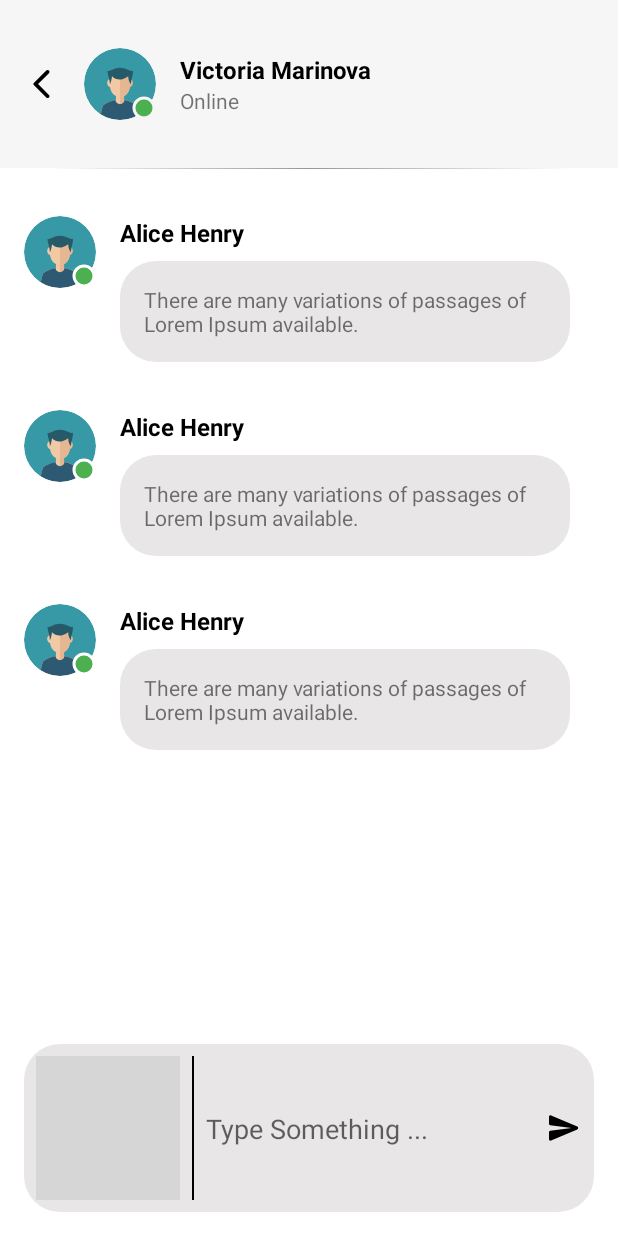
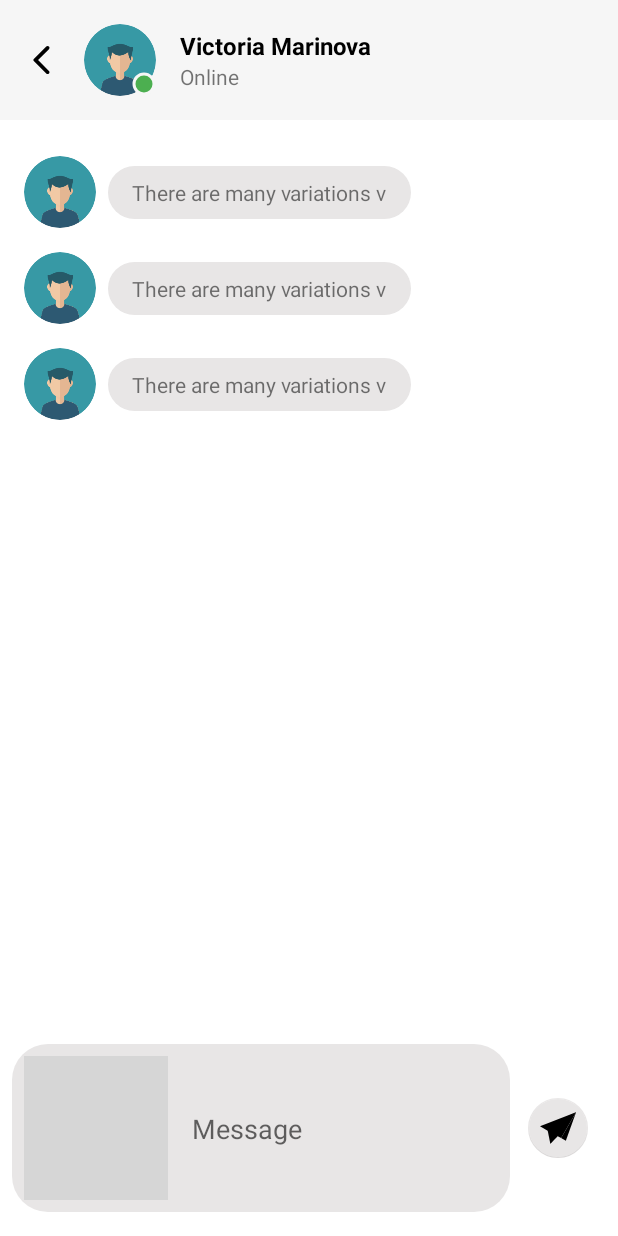
Before and after one commit to alexandermalinov/connection, an Android app: the layout fragment_connection_chat.xml on its own in the app's theme, with its tools: preview values and no code run, on a phone screen of 412 x 824 dp. Run offline under Robolectric (Android 15) with nearby library versions, the light colour scheme and no system bars; grey boxes are pictures that could not be loaded.

Commit message:
added normal chat behaviour

```diff
--- a/app/src/main/java/com/connection/ui/connectionchat/ConnectionChatFragment.kt
+++ b/app/src/main/java/com/connection/ui/connectionchat/ConnectionChatFragment.kt
@@ -13,6 +13,7 @@ import com.connection.databinding.FragmentLoginBinding
 import com.connection.ui.base.BaseFragment
 import com.connection.ui.login.LoginViewModel
 import com.connection.ui.message.MessageAdapter
+import com.connection.utils.common.Constants.POSITION_START
 import dagger.hilt.android.AndroidEntryPoint
 
 
@@ -36,6 +37,7 @@ class ConnectionChatFragment : BaseFragment<FragmentConnectionChatBinding>() {
                 reverseLayout = true
                 stackFromEnd = true
             }
+            scrollToPosition(POSITION_START)
         }
     }
 
@@ -45,6 +47,7 @@ class ConnectionChatFragment : BaseFragment<FragmentConnectionChatBinding>() {
                 model = uiModel
                 (recyclerViewChat.adapter as MessageAdapter)
                     .submitList(uiModel.messages)
+                recyclerViewChat.smoothScrollToPosition(POSITION_START)
             }
         }
     }
--- a/app/src/main/java/com/connection/ui/message/MessageAdapter.kt
+++ b/app/src/main/java/com/connection/ui/message/MessageAdapter.kt
@@ -66,6 +66,6 @@ class MessageAdapter(val presenter: ConnectionChatPresenter) :
 
     override fun getItemViewType(position: Int) = when (this.currentList[position]) {
         is LoggedUserMessageUiModel -> MESSAGE_BY_LOGGED_USER
-        is SenderUserMessageUiModel -> MESSAGE_BY_SENDER_USER
+        else -> MESSAGE_BY_SENDER_USER
     }
 }
--- a/app/src/main/java/com/connection/utils/common/Constants.kt
+++ b/app/src/main/java/com/connection/utils/common/Constants.kt
@@ -10,6 +10,7 @@ object Constants {
     const val EMPTY = ""
     const val INVALID_ID = 0L
     const val INVALID_RES = 0
+    const val POSITION_START = 0
 
     // Delays
     const val SPLASH_SCREEN_DELAY = 2 * 1000L
@@ -26,4 +27,7 @@ object Constants {
 
     // Navigation Models
     const val HEADER_MODEL = "header_model"
+
+    // Extra data
+    const val EXTRA_DATA_PICTURE = "picture"
 }
--- a/app/src/main/res/drawable/ic_rounded_rectangle_grey.xml
+++ b/app/src/main/res/drawable/ic_rounded_rectangle_grey.xml
@@ -1,6 +1,6 @@
 <?xml version="1.0" encoding="utf-8"?>
 <shape xmlns:android="http://schemas.android.com/apk/res/android"
     android:shape="rectangle">
-    <solid android:color="#E8E6E6" />
+    <solid android:color="@color/dark_grey" />
     <corners android:radius="@dimen/radius_large" />
 </shape>
--- a/app/src/main/res/drawable/ic_send.xml
+++ b/app/src/main/res/drawable/ic_send.xml
@@ -1,9 +1,21 @@
 <vector xmlns:android="http://schemas.android.com/apk/res/android"
-    android:width="24dp"
-    android:height="24dp"
-    android:viewportWidth="24"
-    android:viewportHeight="24">
+    android:width="48dp"
+    android:height="48dp"
+    android:viewportWidth="512"
+    android:viewportHeight="512">
   <path
-      android:pathData="M3.4,20.4l17.45,-7.48c0.81,-0.35 0.81,-1.49 0,-1.84L3.4,3.6c-0.66,-0.29 -1.39,0.2 -1.39,0.91L2,9.12c0,0.5 0.37,0.93 0.87,0.99L17,12 2.87,13.88c-0.5,0.07 -0.87,0.5 -0.87,1l0.01,4.61c0,0.71 0.73,1.2 1.39,0.91z"
+      android:pathData="M97.478,235.728l49.618,242.514l364.904,-444.484z"
       android:fillColor="@color/black"/>
+  <path
+      android:pathData="M251.837,373.231l-104.741,105.011l17.836,-152.711l66.841,1.829z"
+      android:fillColor="@color/white"/>
+  <path
+      android:pathData="M512,33.758l-402.545,260.513l-109.455,-61.665z"
+      android:fillColor="@color/white"/>
+  <path
+      android:pathData="M512,33.758l-0.529,1.474l-211.225,364.567l-135.314,-74.268z"
+      android:fillColor="@color/white"/>
+  <path
+      android:pathData="M300.246,399.799l211.225,-364.567l-143.945,401.498z"
+      android:fillColor="@color/white"/>
 </vector>
--- a/app/src/main/res/layout/fragment_connection_chat.xml
+++ b/app/src/main/res/layout/fragment_connection_chat.xml
@@ -24,9 +24,9 @@
             android:id="@+id/header"
             android:layout_width="match_parent"
             android:layout_height="wrap_content"
-            android:background="#F6F6F6"
+            android:background="@color/grey"
             android:paddingHorizontal="@dimen/padding_medium"
-            android:paddingVertical="@dimen/padding_large"
+            android:paddingVertical="@dimen/padding_medium"
             app:layout_constraintEnd_toEndOf="parent"
             app:layout_constraintStart_toStartOf="parent"
             app:layout_constraintTop_toTopOf="parent">
@@ -101,21 +101,11 @@
 
         </androidx.constraintlayout.widget.ConstraintLayout>
 
-        <View
-            android:id="@+id/divider"
-            android:layout_width="match_parent"
-            android:layout_height="0.5dp"
-            android:layout_marginHorizontal="@dimen/margin_large"
-            android:background="@drawable/ic_background_gradient"
-            app:layout_constraintEnd_toEndOf="parent"
-            app:layout_constraintStart_toStartOf="parent"
-            app:layout_constraintTop_toBottomOf="@+id/header" />
-
         <androidx.recyclerview.widget.RecyclerView
             android:id="@+id/recycler_view_chat"
             android:layout_width="match_parent"
             android:layout_height="0dp"
-            android:layout_marginHorizontal="@dimen/margin_medium"
+            android:layout_marginHorizontal="@dimen/margin_small"
             android:layout_marginVertical="@dimen/margin_medium"
             app:layout_constraintBottom_toTopOf="@+id/container_message_box"
             app:layout_constraintEnd_toEndOf="parent"
@@ -124,16 +114,17 @@
             app:layout_constraintTop_toBottomOf="@+id/header"
             tools:listitem="@layout/list_item_message_sender_user" />
 
-
         <androidx.constraintlayout.widget.ConstraintLayout
             android:id="@+id/container_message_box"
-            android:layout_width="match_parent"
+            android:layout_width="0dp"
             android:layout_height="wrap_content"
-            android:layout_marginHorizontal="@dimen/margin_medium"
+            android:layout_marginHorizontal="@dimen/margin_small"
             android:layout_marginBottom="@dimen/margin_medium"
             android:background="@drawable/ic_rounded_rectangle_grey"
             android:padding="@dimen/padding_small"
             app:layout_constraintBottom_toBottomOf="parent"
+            app:layout_constraintEnd_toStartOf="@+id/button_send"
+            app:layout_constraintStart_toStartOf="parent"
             app:layout_constraintTop_toBottomOf="@+id/recycler_view_chat">
 
             <ImageView
@@ -146,38 +137,35 @@
                 app:layout_constraintTop_toTopOf="parent"
                 tools:src="@drawable/ic_attach_file" />
 
-            <View
-                android:id="@+id/divider_message"
-                android:layout_width="1dp"
-                android:layout_height="0dp"
-                android:layout_marginStart="@dimen/margin_small"
-                android:background="@color/black"
+            <EditText
+                android:layout_width="0dp"
+                android:layout_height="wrap_content"
+                android:layout_marginHorizontal="@dimen/margin_medium"
+                android:background="@android:color/transparent"
+                android:hint="@string/message"
+                android:text="@={model.message}"
                 app:layout_constraintBottom_toBottomOf="parent"
+                app:layout_constraintEnd_toEndOf="parent"
                 app:layout_constraintStart_toEndOf="@+id/imageView"
                 app:layout_constraintTop_toTopOf="parent" />
 
-            <EditText
-                android:layout_width="0dp"
-                android:layout_height="wrap_content"
-                android:layout_marginStart="@dimen/margin_small"
-                android:layout_marginEnd="@dimen/margin_medium"
-                android:background="@android:color/transparent"
-                android:hint="@string/type_something"
-                app:layout_constraintBottom_toBottomOf="parent"
-                app:layout_constraintEnd_toStartOf="@+id/button_send"
-                app:layout_constraintStart_toEndOf="@+id/divider_message"
-                app:layout_constraintTop_toTopOf="parent" />
+        </androidx.constraintlayout.widget.ConstraintLayout>
 
-            <ImageView
-                android:id="@+id/button_send"
-                android:layout_width="wrap_content"
-                android:layout_height="wrap_content"
-                android:src="@drawable/ic_send"
-                android:onClick="@{() -> presenter.onSendClick()}"
-                app:layout_constraintBottom_toBottomOf="parent"
-                app:layout_constraintEnd_toEndOf="parent"
-                app:layout_constraintTop_toTopOf="parent" />
+        <com.google.android.material.floatingactionbutton.FloatingActionButton
+            android:id="@+id/button_send"
+            android:layout_width="wrap_content"
+            android:layout_height="wrap_content"
+            android:layout_marginEnd="@dimen/margin_medium"
+            android:contentDescription="@string/send_button_description"
+            android:onClick="@{() -> presenter.onSendClick()}"
+            app:backgroundTint="@color/dark_grey"
+            app:elevation="0dp"
+            app:fabSize="mini"
+            app:layout_constraintBottom_toBottomOf="@+id/container_message_box"
+            app:layout_constraintEnd_toEndOf="parent"
+            app:layout_constraintTop_toTopOf="@+id/container_message_box"
+            app:srcCompat="@drawable/ic_send" />
 
-        </androidx.constraintlayout.widget.ConstraintLayout>
     </androidx.constraintlayout.widget.ConstraintLayout>
+
 </layout>
--- a/app/src/main/res/layout/list_item_message_sender_user.xml
+++ b/app/src/main/res/layout/list_item_message_sender_user.xml
@@ -16,7 +16,7 @@
         android:id="@+id/container_people"
         android:layout_width="match_parent"
         android:layout_height="wrap_content"
-        android:paddingVertical="@dimen/padding_medium">
+        android:layout_margin="@dimen/margin_small">
 
         <com.google.android.material.imageview.ShapeableImageView
             android:id="@+id/image_profile"
@@ -24,57 +24,30 @@
             android:layout_height="48dp"
             app:defaultGlideRes="@{R.drawable.ic_profile_picture}"
             app:glideRes="@{model.senderPicture}"
+            app:layout_constraintBottom_toBottomOf="parent"
+            app:layout_constraintEnd_toStartOf="@+id/text_message"
+            app:layout_constraintHorizontal_bias="0.0"
+            app:layout_constraintHorizontal_chainStyle="packed"
             app:layout_constraintStart_toStartOf="parent"
             app:layout_constraintTop_toTopOf="parent"
             app:shapeAppearanceOverlay="@style/ShapeAppearanceCornerSizeFifty"
             tools:src="@drawable/ic_profile_picture" />
 
-        <com.google.android.material.imageview.ShapeableImageView
-            android:id="@+id/image_online_indicator"
-            android:layout_width="16dp"
-            android:layout_height="16dp"
-            android:padding="1dp"
-            android:src="@color/green"
-            app:visibleGone="@{model.senderOnline}"
-            app:layout_constraintBottom_toBottomOf="@+id/image_profile"
-            app:layout_constraintEnd_toEndOf="@+id/image_profile"
-            app:layout_constraintHorizontal_bias="1.0"
-            app:layout_constraintStart_toStartOf="@+id/image_profile"
-            app:layout_constraintTop_toTopOf="@+id/image_profile"
-            app:layout_constraintVertical_bias="1.0"
-            app:shapeAppearanceOverlay="@style/ShapeAppearanceCornerSizeFifty"
-            app:strokeColor="@color/white"
-            app:strokeWidth="2dp" />
-
         <TextView
-            android:id="@+id/text_name"
+            android:id="@+id/text_message"
             android:layout_width="wrap_content"
             android:layout_height="wrap_content"
-            android:layout_marginStart="@dimen/margin_medium"
-            android:ellipsize="end"
-            android:maxLines="1"
-            android:text="@{model.senderUsername}"
-            android:textColor="@color/black"
-            android:textSize="@dimen/text_medium"
-            android:textStyle="bold"
+            android:layout_marginHorizontal="@dimen/margin_small"
+            android:background="@drawable/ic_rounded_rectangle_grey"
+            android:paddingHorizontal="@dimen/padding_medium"
+            android:paddingVertical="@dimen/padding_small"
+            android:text="@={model.senderMessage}"
+            app:layout_constrainedWidth="true"
+            app:layout_constraintBottom_toBottomOf="parent"
+            app:layout_constraintEnd_toEndOf="parent"
             app:layout_constraintStart_toEndOf="@+id/image_profile"
-            app:layout_constraintTop_toTopOf="@+id/image_profile"
-            tools:text="Alice Henry" />
-
-        <TextView
-            android:id="@+id/text_message"
-            android:layout_width="0dp"
-            android:layout_height="wrap_content"
-            android:layout_marginTop="@dimen/margin_small"
-            android:layout_marginEnd="@dimen/margin_medium"
-            android:background="@drawable/ic_rounded_rectangle_grey"
-            android:ellipsize="end"
-            android:padding="@dimen/padding_medium"
-            android:text="@={model.senderMessage}"
-            app:layout_constraintEnd_toEndOf="parent"
-            app:layout_constraintStart_toStartOf="@+id/text_name"
-            app:layout_constraintTop_toBottomOf="@+id/text_name"
-            tools:text="There are many variations of passages of Lorem Ipsum available." />
+            app:layout_constraintTop_toTopOf="parent"
+            tools:text="There are many variations v" />
 
     </androidx.constraintlayout.widget.ConstraintLayout>
 </layout>
--- a/app/src/main/res/values-night/themes.xml
+++ b/app/src/main/res/values-night/themes.xml
@@ -2,11 +2,11 @@
     <!-- Base application theme. -->
     <style name="Theme.Connection" parent="Theme.MaterialComponents.DayNight.NoActionBar">
         <!-- Primary brand color. -->
-        <item name="colorPrimary">@color/purple_200</item>
-        <item name="colorPrimaryVariant">@color/purple_700</item>
-        <item name="colorOnPrimary">@color/black</item>
+        <item name="colorPrimary">@color/grey</item>
+        <item name="colorPrimaryVariant">@color/grey</item>
+        <item name="colorOnPrimary">@color/grey</item>
         <!-- Secondary brand color. -->
-        <item name="colorSecondary">@color/teal_200</item>
+        <item name="colorSecondary">@color/grey</item>
         <item name="colorSecondaryVariant">@color/teal_200</item>
         <item name="colorOnSecondary">@color/black</item>
         <!-- Status bar color. -->
--- a/app/src/main/res/values/colors.xml
+++ b/app/src/main/res/values/colors.xml
@@ -1,7 +1,7 @@
 <?xml version="1.0" encoding="utf-8"?>
 <resources>
-    <color name="purple_200">#FF000000</color>
-    <color name="purple_500">#FF000000</color>
+    <color name="purple_200">#FFFFFFFF</color>
+    <color name="purple_500">#FFFFFFFF</color>
     <color name="purple_700">#FF000000</color>
     <color name="teal_200">#FF000000</color>
     <color name="teal_700">#FF000000</color>
@@ -14,7 +14,8 @@
     <color name="pastel_green">#70AE98</color>
     <color name="pastel_yellow">#E6B655</color>
 
-    <color name="grey">#979797</color>
+    <color name="grey">#F6F6F6</color>
+    <color name="dark_grey">#E8E6E6</color>
     <color name="light_brown">#E8DED2</color>
     <color name="green">#4CAF50</color>
 </resources>
--- a/app/src/main/res/values/strings.xml
+++ b/app/src/main/res/values/strings.xml
@@ -31,8 +31,7 @@
     <string name="sign_up">Sign Up</string>
     <string name="sign_in">Sign In</string>
     <string name="connect">Connect</string>
-    <!-- TODO: Remove or change this placeholder text -->
-    <string name="hello_blank_fragment">Hello blank fragment</string>
-    <string name="type_something">Type Something ...</string>
+    <string name="message">Message</string>
+    <string name="send_button_description">Send Button</string>
 
 </resources>
--- a/app/src/main/res/values/themes.xml
+++ b/app/src/main/res/values/themes.xml
@@ -2,12 +2,12 @@
     <!-- Base application theme. -->
     <style name="Theme.Connection" parent="Theme.MaterialComponents.DayNight.NoActionBar">
         <!-- Primary brand color. -->
-        <item name="colorPrimary">@color/teal_200</item>
-        <item name="colorPrimaryVariant">@color/teal_700</item>
-        <item name="colorOnPrimary">@color/white</item>
+        <item name="colorPrimary">@color/grey</item>
+        <item name="colorPrimaryVariant">@color/grey</item>
+        <item name="colorOnPrimary">@color/grey</item>
         <!-- Secondary brand color. -->
-        <item name="colorSecondary">@color/teal_200</item>
-        <item name="colorSecondaryVariant">@color/teal_700</item>
+        <item name="colorSecondary">@color/grey</item>
+        <item name="colorSecondaryVariant">@color/black</item>
         <item name="colorOnSecondary">@color/black</item>
         <!-- Status bar color. -->
         <item name="android:statusBarColor" tools:targetApi="l">?attr/colorPrimaryVariant</item>
```
Also changed, not shown: app/src/main/java/com/connection/data/repository/chat/ChatTabRemoteSource.kt (+16 -2 lines), app/src/main/java/com/connection/data/repository/chat/ChatTabRepository.kt (+14 -2 lines), app/src/main/java/com/connection/ui/connectionchat/ConnectionChatViewModel.kt (+78 -17 lines), app/src/main/java/com/connection/vo/connectionchat/ConnectionChatUiModel.kt (+2 -8 lines), app/src/main/java/com/connection/vo/connectiontab/ConnectionTabUiModel.kt (+5 -5 lines), app/src/main/java/com/connection/vo/message/MessageUiModel.kt (+23 -13 lines), app/src/main/res/layout/list_item_message_logged_user.xml (+17 -43 lines).
